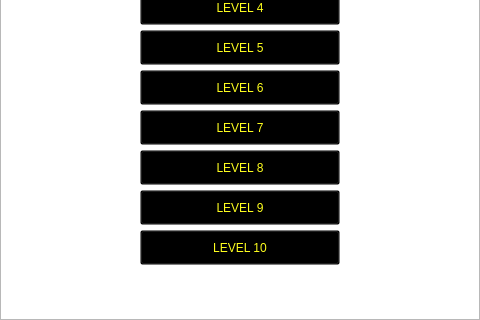
Lucimad007/Tank-2D, file Tank-2D/select-level.ui: the form before one commit; both pictures show x 0 to 480 and y 160 to 480 of the 480 by 480 pixel window.
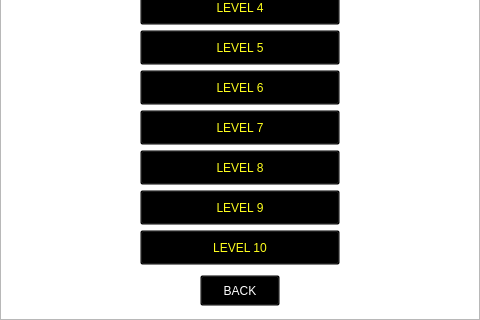
The form after the commit.

Commit message: back buttons for going back to main menu

The edit to the form file:
```diff
--- a/Tank-2D/select-level.ui
+++ b/Tank-2D/select-level.ui
@@ -203,6 +203,24 @@
     <string>LEVEL 7</string>
    </property>
   </widget>
+  <widget class="QPushButton" name="backButton">
+   <property name="geometry">
+    <rect>
+     <x>200</x>
+     <y>435</y>
+     <width>80</width>
+     <height>31</height>
+    </rect>
+   </property>
+   <property name="styleSheet">
+    <string notr="true">color: rgb(255, 255, 255);
+font: 600 20pt &quot;Teko SemiBold&quot;;
+background: transparent;</string>
+   </property>
+   <property name="text">
+    <string>BACK</string>
+   </property>
+  </widget>
  </widget>
  <resources/>
  <connections/>
```
The commit also changes 2 other files.
